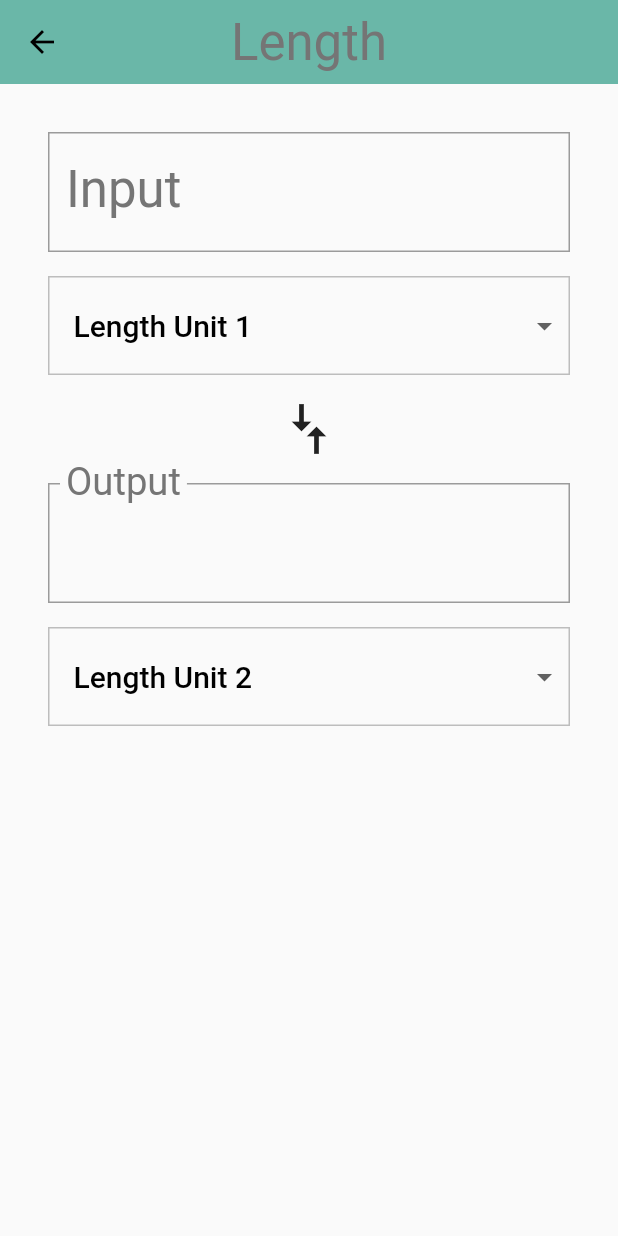
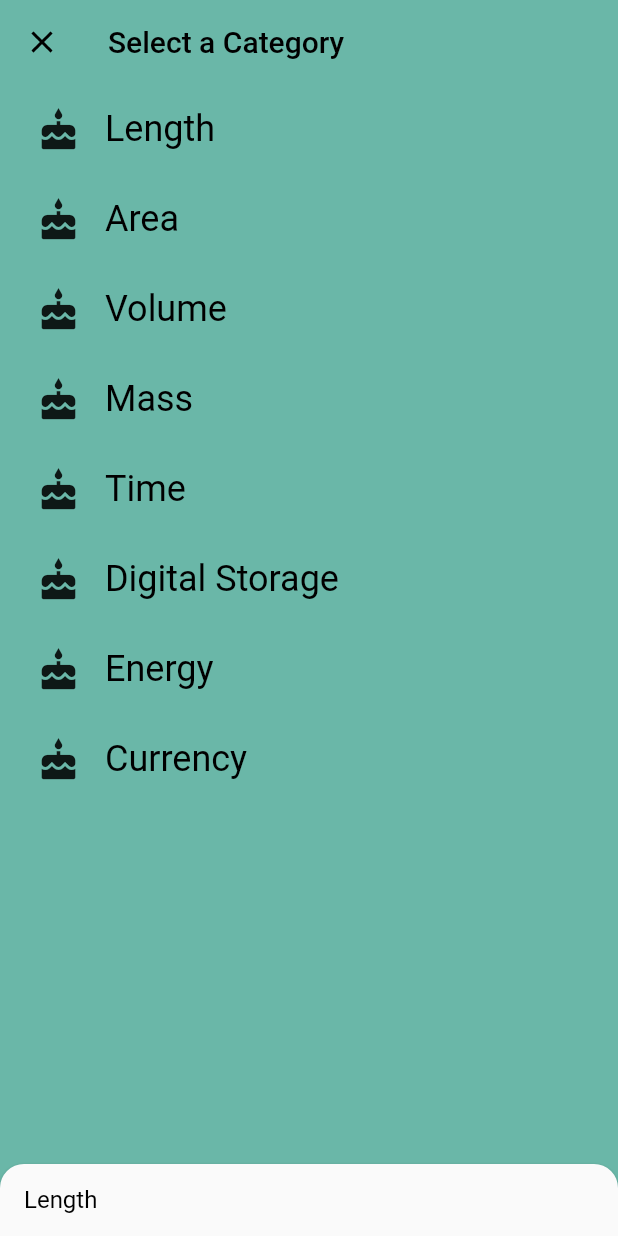
Before and after one commit to aashishtamsya/unit_converter_app, a Flutter app: the screen it shows after launch, after a tap on "Length", on a phone screen of 412 x 824 dp. Run offline on Flutter 3.47's test engine with Material 2 defaults, Android fonts, the phone set to English and light mode, and no system bars.

Commit message:
Add custom backdrop widget

```diff
--- /dev/null
+++ b/lib/backdrop.dart
@@ -0,0 +1,253 @@
+import 'package:flutter/material.dart';
+import 'package:unit_converter_app/category.dart';
+import 'dart:math' as math;
+
+const double _kFlingVelocity = 2.0;
+
+class _BackdropPanel extends StatelessWidget {
+  const _BackdropPanel(
+      {Key key,
+      this.onTap,
+      this.onVerticalDragUpdate,
+      this.onVerticalDragEnd,
+      this.title,
+      this.child})
+      : super(key: key);
+
+  final VoidCallback onTap;
+  final GestureDragUpdateCallback onVerticalDragUpdate;
+  final GestureDragEndCallback onVerticalDragEnd;
+  final Widget title;
+  final Widget child;
+
+  @override
+  Widget build(BuildContext context) {
+    return Material(
+      elevation: 2.0,
+      borderRadius: BorderRadius.only(
+        topLeft: Radius.circular(16.0),
+        topRight: Radius.circular(16.0),
+      ),
+      child: Column(
+        crossAxisAlignment: CrossAxisAlignment.stretch,
+        children: <Widget>[
+          GestureDetector(
+            behavior: HitTestBehavior.opaque,
+            onVerticalDragUpdate: onVerticalDragUpdate,
+            onVerticalDragEnd: onVerticalDragEnd,
+            onTap: onTap,
+            child: Container(
+              height: 48.0,
+              padding: EdgeInsetsDirectional.only(start: 16.0),
+              alignment: AlignmentDirectional.centerStart,
+              child: DefaultTextStyle(
+                style: Theme.of(context).textTheme.subhead,
+                child: title,
+              ),
+            ),
+          ),
+          Divider(
+            height: 1.0,
+          ),
+          Expanded(
+            child: child,
+          ),
+        ],
+      ),
+    );
+  }
+}
+
+class _BackdropTitle extends AnimatedWidget {
+  final Widget frontTitle;
+  final Widget backTitle;
+
+  const _BackdropTitle(
+      {Key key, Listenable listenable, this.frontTitle, this.backTitle})
+      : super(key: key, listenable: listenable);
+
+  @override
+  Widget build(BuildContext context) {
+    final Animation<double> animation = this.listenable;
+    return DefaultTextStyle(
+      style: Theme.of(context).textTheme.title,
+      softWrap: true,
+      overflow: TextOverflow.ellipsis,
+      child: Stack(
+        children: <Widget>[
+          Opacity(
+            opacity: CurvedAnimation(
+              parent: ReverseAnimation(animation),
+              curve: Interval(0.5, 1.0),
+            ).value,
+            child: backTitle,
+          ),
+          Opacity(
+            opacity: CurvedAnimation(
+              parent: animation,
+              curve: Interval(0.5, 1.0),
+            ).value,
+            child: frontTitle,
+          )
+        ],
+      ),
+    );
+  }
+}
+
+class Backdrop extends StatefulWidget {
+  final Category currentCategory;
+  final Widget frontPanel;
+  final Widget backPanel;
+  final Widget frontTitle;
+  final Widget backTitle;
+
+  const Backdrop(
+      {@required this.currentCategory,
+      @required this.frontPanel,
+      @required this.backPanel,
+      @required this.frontTitle,
+      @required this.backTitle})
+      : assert(currentCategory != null),
+        assert(frontPanel != null),
+        assert(backPanel != null),
+        assert(frontTitle != null),
+        assert(backTitle != null);
+
+  @override
+  _BackdropState createState() => _BackdropState();
+}
+
+class _BackdropState extends State<Backdrop>
+    with SingleTickerProviderStateMixin {
+  final GlobalKey _backdropKey = GlobalKey(debugLabel: 'Backdrop');
+  AnimationController _controller;
+
+  @override
+  void initState() {
+    super.initState();
+    _controller = AnimationController(
+      duration: Duration(milliseconds: 300),
+      value: 1.0,
+      vsync: this,
+    );
+  }
+
+  bool get _backdropPanelVisible {
+    final AnimationStatus status = _controller.status;
+    return status == AnimationStatus.completed ||
+        status == AnimationStatus.forward;
+  }
+
+  @override
+  void didUpdateWidget(covariant Backdrop oldWidget) {
+    super.didUpdateWidget(oldWidget);
+    if (widget.currentCategory != oldWidget.currentCategory) {
+      setState(() {
+        _controller.fling(
+            velocity:
+                _backdropPanelVisible ? -_kFlingVelocity : _kFlingVelocity);
+      });
+    } else if (!_backdropPanelVisible) {
+      setState(() {
+        _controller.fling(velocity: _kFlingVelocity);
+      });
+    }
+  }
+
+  @override
+  void dispose() {
+    _controller.dispose();
+    super.dispose();
+  }
+
+  void _toggleBackdropPanelVisibility() {
+    FocusScope.of(context).requestFocus(FocusNode());
+    _controller.fling(
+        velocity: _backdropPanelVisible ? -_kFlingVelocity : _kFlingVelocity);
+  }
+
+  double get _backdropHeight {
+    final RenderBox renderBox = _backdropKey.currentContext.findRenderObject();
+    return renderBox.size.height;
+  }
+
+  void _handleDragUpdate(DragUpdateDetails details) {
+    if (_controller.isAnimating ||
+        _controller.status == AnimationStatus.completed) return;
+    _controller.value -= details.primaryDelta / _backdropHeight;
+  }
+
+  void _handleDragEnd(DragEndDetails details) {
+    if (_controller.isAnimating ||
+        _controller.status == AnimationStatus.completed) return;
+
+    final double flingVelocity =
+        details.velocity.pixelsPerSecond.dy / _backdropHeight;
+    if (flingVelocity < 0.0)
+      _controller.fling(velocity: math.max(_kFlingVelocity, -flingVelocity));
+    else if (flingVelocity > 0.0)
+      _controller.fling(velocity: math.min(-_kFlingVelocity, -flingVelocity));
+    else
+      _controller.fling(
+          velocity:
+              _controller.value < 0.5 ? -_kFlingVelocity : _kFlingVelocity);
+  }
+
+  Widget _buildStack(BuildContext context, BoxConstraints constraints) {
+    const double panelTitleHeight = 48.0;
+    final Size panelSize = constraints.biggest;
+    final double panelTop = panelSize.height - panelTitleHeight;
+
+    Animation<RelativeRect> panelAnimation = RelativeRectTween(
+      begin: RelativeRect.fromLTRB(
+          0.0, panelTop, 0.0, panelTop - panelSize.height),
+      end: RelativeRect.fromLTRB(0.0, 0.0, 0.0, 0.0),
+    ).animate(_controller.view);
+
+    return Container(
+      key: _backdropKey,
+      color: widget.currentCategory.color,
+      child: Stack(
+        children: <Widget>[
+          widget.backPanel,
+          PositionedTransition(
+            rect: panelAnimation,
+            child: _BackdropPanel(
+              onTap: _toggleBackdropPanelVisibility,
+              onVerticalDragUpdate: _handleDragUpdate,
+              onVerticalDragEnd: _handleDragEnd,
+              title: Text(widget.currentCategory.name),
+              child: widget.frontPanel,
+            ),
+          )
+        ],
+      ),
+    );
+  }
+
+  @override
+  Widget build(BuildContext context) {
+    return Scaffold(
+      appBar: AppBar(
+        backgroundColor: widget.currentCategory.color,
+        elevation: 0.0,
+        leading: IconButton(
+          onPressed: _toggleBackdropPanelVisibility,
+          icon: AnimatedIcon(
+            icon: AnimatedIcons.close_menu,
+            progress: _controller.view,
+          ),
+        ),
+        title: _BackdropTitle(
+          listenable: _controller.view,
+          frontTitle: widget.frontTitle,
+          backTitle: widget.backTitle,
+        ),
+      ),
+      body: LayoutBuilder(
+        builder: _buildStack,
+      ),
+    );
+  }
+}
--- a/lib/category.dart
+++ b/lib/category.dart
@@ -1,81 +1,20 @@
 import 'package:flutter/material.dart';
-import 'package:unit_converter_app/converter_route.dart';
 
 import 'unit.dart';
 
-final _rowHeight = 60.0;
-final _borderRadius = BorderRadius.circular(_rowHeight / 2);
-
-class Category extends StatelessWidget {
-  final name;
+class Category {
+  final String name;
   final ColorSwatch color;
+  final List<Unit> units;
   final IconData iconLocation;
-  final List<Unit> units;
 
   const Category(
-      {Key key,
-      @required this.name,
+      {@required this.name,
       @required this.color,
-      @required this.iconLocation,
-      @required this.units})
+      @required this.units,
+      @required this.iconLocation})
       : assert(name != null),
         assert(color != null),
-        assert(iconLocation != null),
         assert(units != null),
-        super(key: key);
-
-  void _navigateToConverter(BuildContext context) {
-    Navigator.of(context)
-        .push(MaterialPageRoute<Null>(builder: (BuildContext context) {
-      return Scaffold(
-        appBar: AppBar(
-          elevation: 0,
-          title: Text(
-            name,
-            style: Theme.of(context).textTheme.display1,
-          ),
-          centerTitle: true,
-          backgroundColor: color,
-        ),
-        body: ConverterRoute(units: units, color: color),
-      );
-    }));
-  }
-
-  @override
-  Widget build(BuildContext context) {
-    return Material(
-      color: Colors.transparent,
-      child: Container(
-        height: _rowHeight,
-        child: InkWell(
-          borderRadius: _borderRadius,
-          highlightColor: color,
-          splashColor: color,
-          onTap: () => _navigateToConverter(context),
-          child: Padding(
-            padding: EdgeInsets.all(16.0),
-            child: Row(
-              crossAxisAlignment: CrossAxisAlignment.stretch,
-              children: <Widget>[
-                Padding(
-                  padding: EdgeInsets.only(right: 16.0),
-                  child: Icon(
-                    iconLocation,
-                    size: _rowHeight / 2.0,
-                  ),
-                ),
-                Center(
-                    child: Text(
-                  name,
-                  textAlign: TextAlign.center,
-                  style: Theme.of(context).textTheme.headline6,
-                )),
-              ],
-            ),
-          ),
-        ),
-      ),
-    );
-  }
+        assert(iconLocation != null);
 }
--- a/lib/category_route.dart
+++ b/lib/category_route.dart
@@ -1,4 +1,7 @@
 import 'package:flutter/material.dart';
+import 'package:unit_converter_app/backdrop.dart';
+import 'package:unit_converter_app/category_tile.dart';
+import 'package:unit_converter_app/unit_converter.dart';
 
 import 'category.dart';
 import 'unit.dart';
@@ -13,8 +16,9 @@ class CategoryRoute extends StatefulWidget {
 }
 
 class _CategoryRouteState extends State<CategoryRoute> {
+  Category _defaultCategory;
+  Category _currentCategory;
   final _categories = <Category>[];
-
   static const _categoryNames = <String>[
     'Length',
     'Area',
@@ -26,7 +30,7 @@ class _CategoryRouteState extends State<CategoryRoute> {
     'Currency'
   ];
 
-  static const _baseColor = <ColorSwatch>[
+  static const _baseColors = <ColorSwatch>[
     ColorSwatch(0xFF6AB7A8, {
       'highlight': Color(0xFF6AB7A8),
       'splash': Color(0xFF0ABC9B),
@@ -66,18 +70,33 @@ class _CategoryRouteState extends State<CategoryRoute> {
   void initState() {
     super.initState();
     for (var i = 0; i < _categoryNames.length; i++) {
-      _categories.add(Category(
-        color: _baseColor[i],
+      var category = Category(
+        name: _categoryNames[i],
+        color: _baseColors[i],
         iconLocation: Icons.cake,
-        name: _categoryNames[i],
         units: _retrieveUnitList(_categoryNames[i]),
-      ));
+      );
+      if (i == 0) {
+        _defaultCategory = category;
+      }
+      _categories.add(category);
     }
+  }
+
+  void _onCategoryTap(Category category) {
+    setState(() {
+      _currentCategory = category;
+    });
   }
 
   Widget _buildCategoryWidgets() {
     return ListView.builder(
-      itemBuilder: (BuildContext context, int index) => _categories[index],
+      itemBuilder: (BuildContext context, int index) {
+        return CategoryTile(
+          category: _categories[index],
+          onTap: _onCategoryTap,
+        );
+      },
       itemCount: _categories.length,
     );
   }
@@ -91,28 +110,24 @@ class _CategoryRouteState extends State<CategoryRoute> {
 
   @override
   Widget build(BuildContext context) {
-    final listView = Container(
-      color: _backgroundColor,
-      padding: EdgeInsets.symmetric(horizontal: 8.0),
+    final listView = Padding(
+      padding: EdgeInsets.only(
+        left: 8.0,
+        right: 8.0,
+        bottom: 8.0,
+      ),
       child: _buildCategoryWidgets(),
     );
 
-    final appBar = AppBar(
-      elevation: 0.0,
-      title: Text(
-        'Unit Converter',
-        style: TextStyle(
-          color: Colors.black,
-          fontSize: 30.0,
-        ),
-      ),
-      centerTitle: true,
-      backgroundColor: _backgroundColor,
-    );
-
-    return Scaffold(
-      appBar: appBar,
-      body: listView,
+    return Backdrop(
+      currentCategory:
+          _currentCategory == null ? _defaultCategory : _currentCategory,
+      frontPanel: _currentCategory == null
+          ? UnitConverter(category: _defaultCategory)
+          : UnitConverter(category: _currentCategory),
+      backPanel: listView,
+      frontTitle: Text('Unit Converter'),
+      backTitle: Text('Select a Category'),
     );
   }
 }
--- /dev/null
+++ b/lib/category_tile.dart
@@ -0,0 +1,55 @@
+import 'package:flutter/material.dart';
+import 'package:unit_converter_app/category.dart';
+import 'package:unit_converter_app/unit_converter.dart';
+
+import 'unit.dart';
+
+final _rowHeight = 60.0;
+final _borderRadius = BorderRadius.circular(_rowHeight / 2);
+
+class CategoryTile extends StatelessWidget {
+  final Category category;
+  final ValueChanged<Category> onTap;
+
+  const CategoryTile({Key key, @required this.category, @required this.onTap})
+      : assert(category != null),
+        assert(onTap != null),
+        super(key: key);
+
+  @override
+  Widget build(BuildContext context) {
+    return Material(
+      color: Colors.transparent,
+      child: Container(
+        height: _rowHeight,
+        child: InkWell(
+          borderRadius: _borderRadius,
+          highlightColor: category.color,
+          splashColor: category.color,
+          onTap: () => onTap(category),
+          child: Padding(
+            padding: EdgeInsets.all(16.0),
+            child: Row(
+              crossAxisAlignment: CrossAxisAlignment.stretch,
+              children: <Widget>[
+                Padding(
+                  padding: EdgeInsets.only(right: 16.0),
+                  child: Icon(
+                    category.iconLocation,
+                    size: _rowHeight / 2.0,
+                  ),
+                ),
+                Center(
+                    child: Text(
+                  category.name,
+                  textAlign: TextAlign.center,
+                  style: Theme.of(context).textTheme.headline,
+                )),
+              ],
+            ),
+          ),
+        ),
+      ),
+    );
+  }
+}
--- a/lib/converter_route.dart
+++ b/lib/unit_converter.dart
@@ -1,23 +1,21 @@
 import 'package:flutter/material.dart';
+import 'package:unit_converter_app/category.dart';
 import 'package:unit_converter_app/unit.dart';
 
 final _padding = EdgeInsets.all(16.0);
 
-class ConverterRoute extends StatefulWidget {
-  final List<Unit> units;
-  final Color color;
+class UnitConverter extends StatefulWidget {
+  final Category category;
 
-  const ConverterRoute({
-    @required this.units,
-    @required this.color,
-  })  : assert(units != null),
-        assert(color != null);
+  const UnitConverter({
+    @required this.category,
+  }) : assert(category != null);
 
   @override
-  _ConverterRouteState createState() => _ConverterRouteState();
+  _UnitConverterState createState() => _UnitConverterState();
 }
 
-class _ConverterRouteState extends State<ConverterRoute> {
+class _UnitConverterState extends State<UnitConverter> {
   Unit _fromValue;
   Unit _toValue;
   double _inputValue;
@@ -32,9 +30,18 @@ class _ConverterRouteState extends State<ConverterRoute> {
     _setDefaults();
   }
 
+  @override
+  void didUpdateWidget(covariant UnitConverter oldWidget) {
+    super.didUpdateWidget(oldWidget);
+    if (oldWidget.category != widget.category) {
+      _createDropdownMenuItems();
+      _setDefaults();
+    }
+  }
+
   void _createDropdownMenuItems() {
     var newItems = <DropdownMenuItem>[];
-    for (var unit in widget.units) {
+    for (var unit in widget.category.units) {
       newItems.add(DropdownMenuItem(
         value: unit.name,
         child: Container(
@@ -52,8 +59,8 @@ class _ConverterRouteState extends State<ConverterRoute> {
 
   void _setDefaults() {
     setState(() {
-      _fromValue = widget.units[0];
-      _toValue = widget.units[1];
+      _fromValue = widget.category.units[0];
+      _toValue = widget.category.units[1];
     });
   }
 
@@ -99,7 +106,7 @@ class _ConverterRouteState extends State<ConverterRoute> {
   }
 
   Unit _getUnit(String unitName) {
-    return widget.units.firstWhere((Unit unit) {
+    return widget.category.units.firstWhere((Unit unit) {
       return unit.name == unitName;
     }, orElse: null);
   }
```
